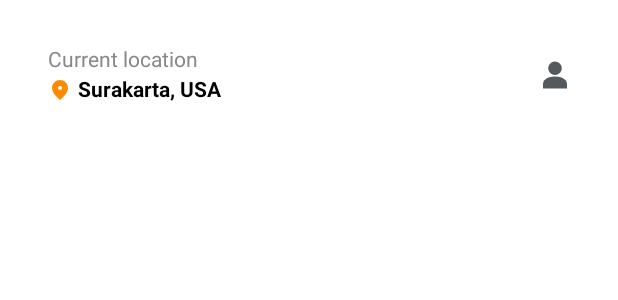
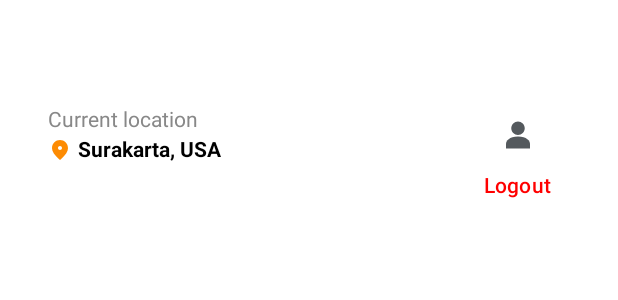
Before and after one commit to ilima12091/desarrollo-android, an Android app built with Jetpack Compose: the @Preview function HomeHeaderPreview, on a phone screen of 412 x 824 dp. Shown: the top 300 px of the screen. Run offline under Robolectric (Android 15) with nearby library versions, the phone set to English and light mode, and no system bars.

Commit message:
Se agrega el práctico de vistas, estilos y navegación completo

```diff
--- a/vistasestilosnavegacionleccion1/app/src/main/java/com/example/vistas_estilos_navegacion_leccion_1/MainActivity.kt
+++ b/vistasestilosnavegacionleccion1/app/src/main/java/com/example/vistas_estilos_navegacion_leccion_1/MainActivity.kt
@@ -24,7 +24,7 @@ class MainActivity : ComponentActivity() {
                     MainNavHost(
                         modifier = Modifier.padding(innerPadding),
                         navController = navController,
-                        startDestination = "HomeScreen"
+                        startDestination = "LoginScreen"
                     )
                 }
             }
--- a/vistasestilosnavegacionleccion1/app/src/main/java/com/example/vistas_estilos_navegacion_leccion_1/ui/screens/home/components/HomeHeader.kt
+++ b/vistasestilosnavegacionleccion1/app/src/main/java/com/example/vistas_estilos_navegacion_leccion_1/ui/screens/home/components/HomeHeader.kt
@@ -11,7 +11,12 @@ import androidx.compose.material.icons.Icons
 import androidx.compose.material.icons.rounded.LocationOn
 import androidx.compose.material3.Icon
 import androidx.compose.material3.Text
+import androidx.compose.material3.TextButton
 import androidx.compose.runtime.Composable
+import androidx.compose.runtime.getValue
+import androidx.compose.runtime.mutableStateOf
+import androidx.compose.runtime.remember
+import androidx.compose.runtime.setValue
 import androidx.compose.ui.Alignment
 import androidx.compose.ui.Modifier
 import androidx.compose.ui.graphics.Color
@@ -19,11 +24,28 @@ import androidx.compose.ui.res.painterResource
 import androidx.compose.ui.text.font.FontWeight
 import androidx.compose.ui.tooling.preview.Preview
 import androidx.compose.ui.unit.dp
+import androidx.compose.ui.unit.sp
 import com.example.vistas_estilos_navegacion_leccion_1.R
 import com.example.vistas_estilos_navegacion_leccion_1.ui.theme.Orange100
 
 @Composable
-fun HomeHeader() {
+fun HomeHeader(
+    userEmail: String = "",
+    navigateToLogin: () -> Unit = {},
+    navigateToUserDetails: () -> Unit = {},
+) {
+    var showDialog by remember { mutableStateOf(false) }
+
+    LogoutConfirmationAlertDialog(
+        showDialog = showDialog,
+        onConfirm = {
+            showDialog = false
+            navigateToLogin()
+        },
+        onDismiss = {
+            showDialog = false
+        }
+    )
     Row(
         modifier = Modifier
             .fillMaxWidth()
@@ -51,10 +73,21 @@ fun HomeHeader() {
                 Text(text = "Surakarta, USA", fontWeight = FontWeight.Bold)
             }
         }
-        Image(
-            painter = painterResource(id = R.drawable.user_avatar),
-            contentDescription = "User avatar"
-        )
+        Column(horizontalAlignment = Alignment.CenterHorizontally) {
+            TextButton(onClick = navigateToUserDetails) {
+                Text(
+                    text = userEmail,
+                    fontSize = 12.sp
+                )
+            }
+            Image(
+                painter = painterResource(id = R.drawable.user_avatar),
+                contentDescription = "User avatar"
+            )
+            TextButton(onClick = { showDialog = true }) {
+                Text(text = "Logout", color = Color.Red)
+            }
+        }
     }
 }
 
```
Also changed, not shown: vistasestilosnavegacionleccion1/app/src/main/java/com/example/vistas_estilos_navegacion_leccion_1/ui/navigation/MainNavHost.kt (+25 -3 lines), vistasestilosnavegacionleccion1/app/src/main/java/com/example/vistas_estilos_navegacion_leccion_1/ui/screens/LoginScreen.kt (+13 -3 lines), vistasestilosnavegacionleccion1/app/src/main/java/com/example/vistas_estilos_navegacion_leccion_1/ui/screens/UserDetailsScreen.kt (added, +47 -0 lines), vistasestilosnavegacionleccion1/app/src/main/java/com/example/vistas_estilos_navegacion_leccion_1/ui/screens/home/HomeScreen.kt (+17 -8 lines), vistasestilosnavegacionleccion1/app/src/main/java/com/example/vistas_estilos_navegacion_leccion_1/ui/screens/home/components/LogoutConfirmationAlertDialog.kt (added, +34 -0 lines).
